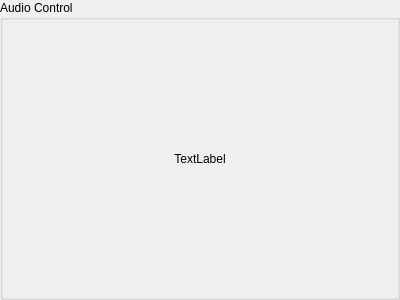
Pit1966/StageRunner, file StageRunner/gui/audiocontrolwidget.ui: the form before one commit.
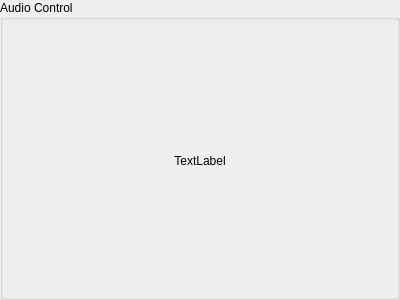
The form after the commit.

What changed in the file:
```diff
--- a/StageRunner/gui/audiocontrolwidget.ui
+++ b/StageRunner/gui/audiocontrolwidget.ui
@@ -24,7 +24,7 @@
     <number>0</number>
    </property>
    <property name="topMargin">
-    <number>0</number>
+    <number>4</number>
    </property>
    <property name="rightMargin">
     <number>0</number>
@@ -46,7 +46,7 @@
         <x>0</x>
         <y>0</y>
         <width>394</width>
-        <height>276</height>
+        <height>272</height>
        </rect>
       </property>
       <layout class="QVBoxLayout" name="mainLayout">
```
